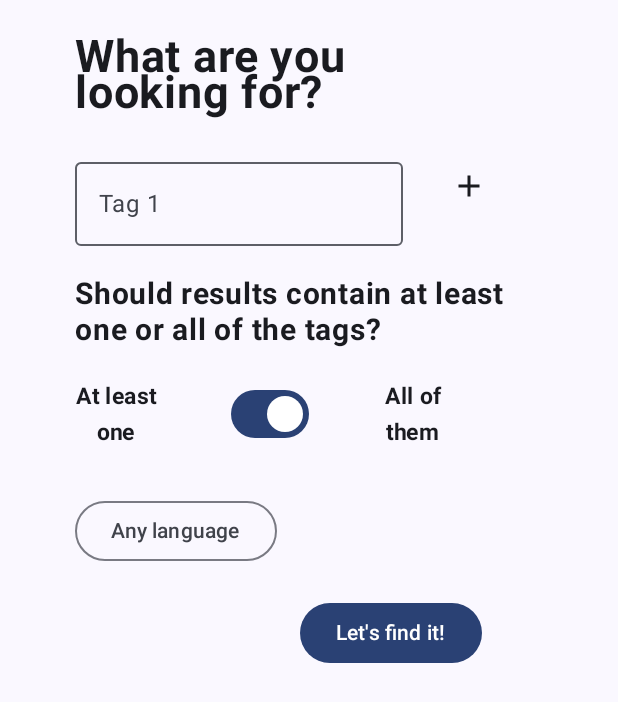
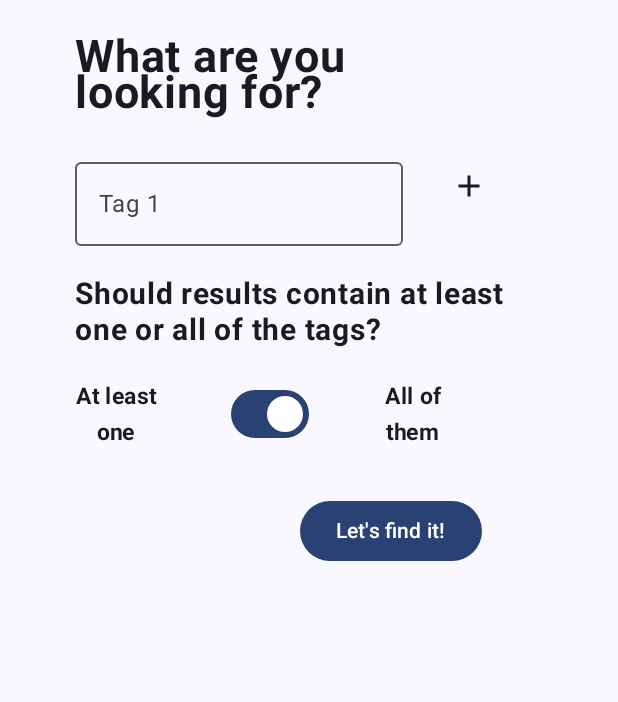
Before and after one commit to kgn04/FlickrBrowser, an Android app built with Jetpack Compose: the RequesterView screen opened directly, with no data from a screen before it, on a phone screen of 412 x 824 dp. Shown: the top 702 px of the screen. Run offline under Robolectric (Android 15) with nearby library versions, the phone set to English and light mode, and no system bars.

Commit message:
Language choice deleted.

```diff
--- a/app/src/main/java/com/example/flickrbrowser/Requester.kt
+++ b/app/src/main/java/com/example/flickrbrowser/Requester.kt
@@ -17,12 +17,12 @@ class Requester(
     private val lang: String
 ) {
 
+
     fun getResult(): String {
         val endpoint = "https://www.flickr.com/services/feeds/photos_public.gne"
-        val params = mapOf(
+        val params = mutableMapOf<String, String?>(
             "tags" to tags,
-            "tagmode" to tagmode,
-            //"lang" to lang
+            "tagmode" to tagmode
         )
 
         val url = StringBuilder(endpoint)
--- a/app/src/main/java/com/example/flickrbrowser/RequesterView.kt
+++ b/app/src/main/java/com/example/flickrbrowser/RequesterView.kt
@@ -114,34 +114,6 @@ fun TagsList() {
     }
 }
 
-@Composable
-fun LanguageDropdownMenu() {
-    val languages = listOf<String>("Any language", "English", "German", "Spanish", "French",
-        "Italian", "Korean", "Portugese", "Chinese")
-    var chosenLanguage by remember {
-        mutableStateOf("Any language")
-    }
-    var expanded by remember { mutableStateOf(false) }
-    Box {
-        OutlinedButton(
-            onClick = { expanded = true }) {
-            Text(text = chosenLanguage)
-        }
-        DropdownMenu(
-            expanded = expanded,
-            onDismissRequest = { expanded = false },
-            modifier = Modifier.align(Alignment.BottomCenter)
-        ) {
-            languages.forEach {
-                DropdownMenuItem(
-                    text = { Text(it) },
-                    onClick = { chosenLanguage = it
-                    chosenLang = it }
-                )
-            }
-        }
-    }
-}
 
 @Composable
 fun Browser() {
@@ -188,8 +160,6 @@ fun Browser() {
             )
         }
         Spacer(modifier = Modifier.height(30.dp))
-        LanguageDropdownMenu()
-        Spacer(modifier = Modifier.height(20.dp))
         val mContext = LocalContext.current
         Row {
             Spacer(modifier = Modifier.width(150.dp))
```
